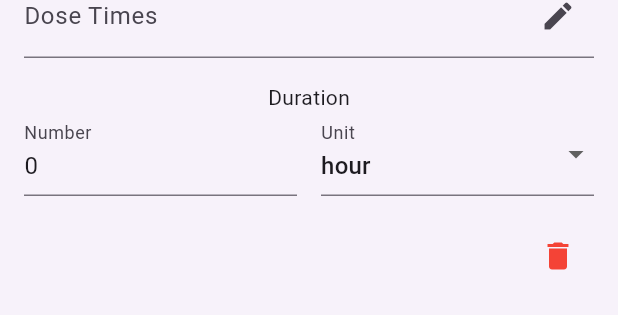
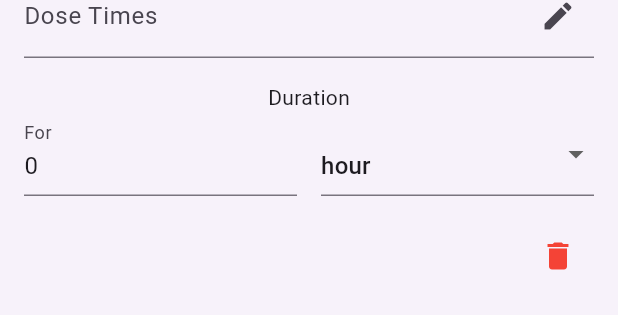
Before and after one commit to rvujji/prescriptionscanner, a Flutter app: the MedicationEditor widget shown alone on an empty page, opened directly with empty values, on a phone screen of 412 x 824 dp. Shown: the part 278-593 px from the top of the screen. Run offline on Flutter 3.47's test engine with Material 3 defaults, Android fonts, the phone set to English and light mode, and no system bars; our stand-ins replace cached_network_image, camera, hive, hive_flutter, image_picker; missing offline and left inert: google_mlkit_text_recognition; accounts and stored records are empty.

Commit message:
screen display labels

```diff
--- a/scanner/lib/widgets/medication_edit.dart
+++ b/scanner/lib/widgets/medication_edit.dart
@@ -151,7 +151,7 @@ class _MedicationEditorState extends State<MedicationEditor> {
                   child: TextFormField(
                     controller: _durationNumberController,
                     keyboardType: TextInputType.number,
-                    decoration: const InputDecoration(labelText: 'Number'),
+                    decoration: const InputDecoration(labelText: 'For'),
                     onChanged: (value) => _updateDuration(),
                   ),
                 ),
@@ -177,7 +177,7 @@ class _MedicationEditorState extends State<MedicationEditor> {
                       });
                       _updateDuration();
                     },
-                    decoration: const InputDecoration(labelText: 'Unit'),
+                    decoration: const InputDecoration(labelText: ''),
                   ),
                 ),
               ],
--- a/scanner/lib/widgets/medication_editor.dart
+++ b/scanner/lib/widgets/medication_editor.dart
@@ -164,7 +164,7 @@ class _MedicationEditorState extends State<MedicationEditor> {
                   child: TextFormField(
                     controller: _durationNumberController,
                     keyboardType: TextInputType.number,
-                    decoration: const InputDecoration(labelText: 'Number'),
+                    decoration: const InputDecoration(labelText: 'For'),
                     onChanged: (_) => _updateDuration(),
                   ),
                 ),
@@ -188,7 +188,7 @@ class _MedicationEditorState extends State<MedicationEditor> {
                       setState(() => _durationUnit = value);
                       _updateDuration();
                     },
-                    decoration: const InputDecoration(labelText: 'Unit'),
+                    decoration: const InputDecoration(labelText: ''),
                   ),
                 ),
               ],
```
Also changed, not shown: scanner/lib/widgets/times_edit.dart (+50 -17 lines).
